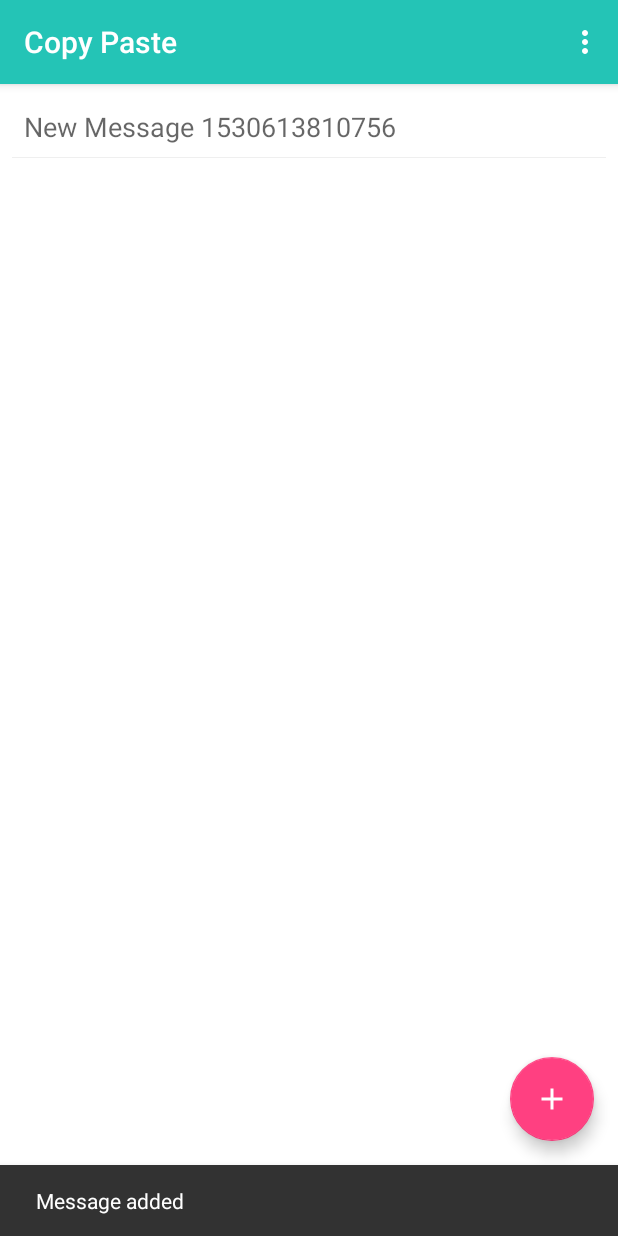
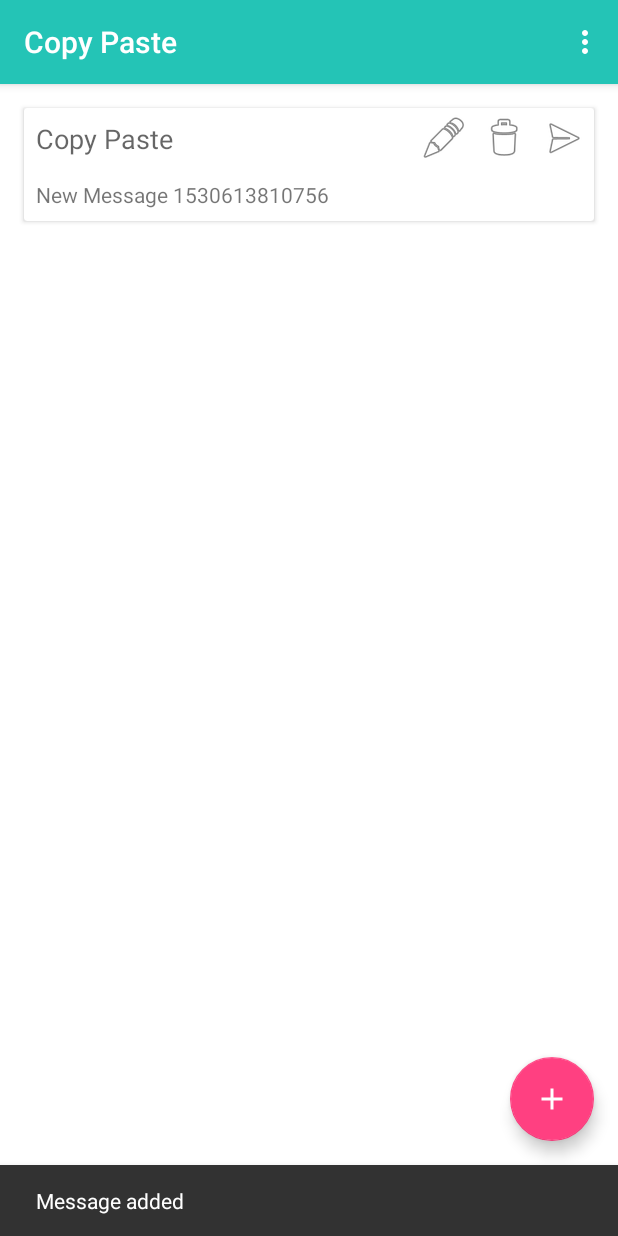
Before and after one commit to alokomkar/sortedMessage, an Android app: the screen it shows after launch (CopyPasteActivity), after a tap on an icon or button, on a phone screen of 412 x 824 dp. Run offline under Robolectric (Android 15) with nearby library versions, the phone set to English and light mode, and no system bars.

Commit message:
Layout changes

```diff
--- a/app/build.gradle
+++ b/app/build.gradle
@@ -29,6 +29,7 @@ dependencies {
     implementation 'com.android.support:appcompat-v7:26.1.0'
     implementation 'com.android.support.constraint:constraint-layout:1.1.2'
     implementation 'com.android.support:design:26.1.0'
+    implementation 'com.android.support:cardview-v7:26.1.0'
 
     //Gson
     implementation 'com.google.code.gson:gson:2.8.2'
--- a/app/src/main/java/com/sortedqueue/copypaste/CopyPasteActivity.kt
+++ b/app/src/main/java/com/sortedqueue/copypaste/CopyPasteActivity.kt
@@ -38,7 +38,7 @@ class CopyPasteActivity : AppCompatActivity(), MainView {
     }
 
     override fun addEditTemplate( messageTitle: MessageTitle? ) {
-        if( contentAdapter != null )
+        if( contentAdapter != null && messageTitle != null )
             contentAdapter?.addMessage( messageTitle )
     }
 
--- a/app/src/main/res/layout/item_message.xml
+++ b/app/src/main/res/layout/item_message.xml
@@ -1,21 +1,71 @@
 <?xml version="1.0" encoding="utf-8"?>
-<LinearLayout xmlns:android="http://schemas.android.com/apk/res/android"
-    android:orientation="vertical" android:layout_width="match_parent"
+<android.support.v7.widget.CardView xmlns:android="http://schemas.android.com/apk/res/android"
+    xmlns:app="http://schemas.android.com/apk/res-auto"
+    app:cardElevation="@dimen/cardview_default_elevation"
+    app:cardCornerRadius="@dimen/cardview_default_radius"
+    android:layout_margin="@dimen/mini_padding"
+    android:orientation="vertical"
+    android:layout_width="match_parent"
     android:background="@android:color/white"
+    android:layout_height="wrap_content">
+
+    <RelativeLayout
+        android:layout_width="match_parent"
         android:layout_height="wrap_content">
 
         <TextView
             android:layout_width="match_parent"
             android:layout_height="wrap_content"
+            android:layout_toLeftOf="@+id/ivEdit"
+            android:layout_toStartOf="@+id/ivEdit"
             android:text="@string/app_name"
             style="@style/Base.TextAppearance.AppCompat.Medium"
             android:padding="@dimen/mini_padding"
+            android:id="@+id/titleTv"
+            />
+
+        <TextView
+            android:layout_width="match_parent"
+            android:layout_height="wrap_content"
+            android:layout_below="@+id/ivSend"
+            android:text="@string/app_name"
+            style="@style/Base.TextAppearance.AppCompat.Small"
+            android:padding="@dimen/mini_padding"
             android:id="@+id/contentTv"/>
 
-    <View
-        android:layout_width="match_parent"
-        android:layout_height="@dimen/divider_height"
-        android:background="@color/divider_color"
-        />
+        <ImageView
+            android:layout_width="wrap_content"
+            android:layout_height="wrap_content"
+            android:padding="@dimen/micro_padding"
+            android:layout_toLeftOf="@+id/ivDelete"
+            android:layout_toStartOf="@+id/ivDelete"
+            android:src="@android:drawable/ic_menu_edit"
+            android:id="@+id/ivEdit"
+            android:contentDescription="@string/edit" />
 
-</LinearLayout>
+        <ImageView
+            android:layout_width="wrap_content"
+            android:layout_height="wrap_content"
+            android:padding="@dimen/micro_padding"
+            android:layout_toLeftOf="@+id/ivSend"
+            android:layout_toStartOf="@+id/ivSend"
+            android:src="@android:drawable/ic_menu_delete"
+            android:contentDescription="@string/delete"
+            android:id="@+id/ivDelete" />
+
+        <ImageView
+            android:layout_width="wrap_content"
+            android:layout_height="wrap_content"
+            android:padding="@dimen/micro_padding"
+            android:src="@android:drawable/ic_menu_send"
+            android:layout_alignParentEnd="true"
+            android:contentDescription="@string/send"
+            android:id="@+id/ivSend"
+            android:layout_alignParentRight="true" />
+
+    </RelativeLayout>
+
+
+
+
+</android.support.v7.widget.CardView>
--- a/app/src/main/res/values/dimens.xml
+++ b/app/src/main/res/values/dimens.xml
@@ -3,4 +3,5 @@
     <dimen name="mini_padding">8dp</dimen>
     <dimen name="default_margin">16dp</dimen>
     <dimen name="divider_height">0.7dp</dimen>
+    <dimen name="micro_padding">4dp</dimen>
 </resources>
--- a/app/src/main/res/values/strings.xml
+++ b/app/src/main/res/values/strings.xml
@@ -4,4 +4,7 @@
     <string name="logo">logo</string>
     <string name="cancelled_error">Canceled task</string>
     <string name="loading">Loading</string>
+    <string name="send">send</string>
+    <string name="delete">delete</string>
+    <string name="edit">edit</string>
 </resources>
```
Lines whose indentation alone changed are shown as unchanged.
